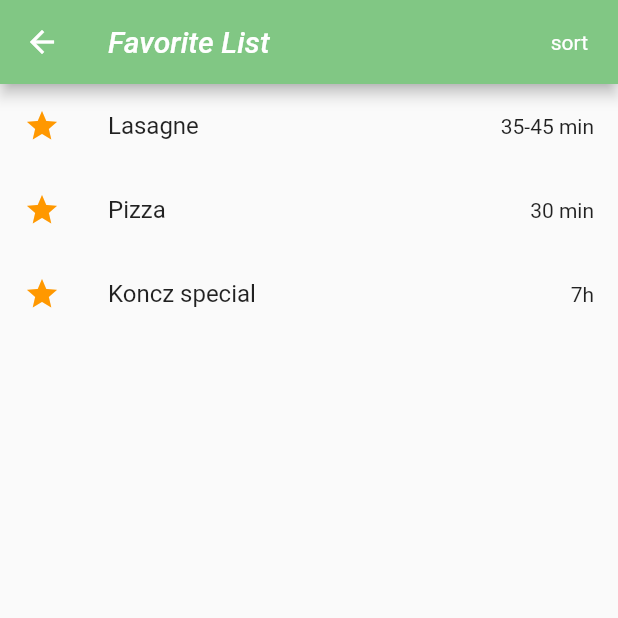
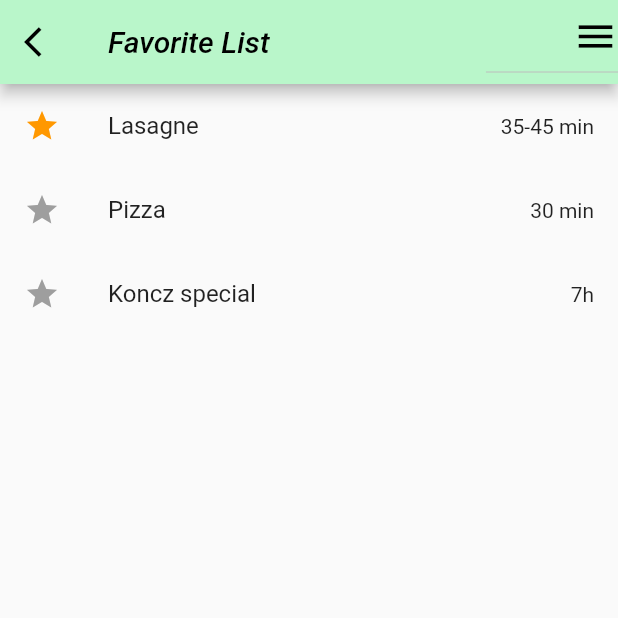
Before and after one commit to gu-tig169/Grupp9, a Flutter app: the FavoriteView screen opened directly, on a phone screen of 412 x 824 dp, the top half of it. Run offline on Flutter 3.47's test engine with Material 2 defaults, Android fonts, the phone set to English and light mode, and no system bars.

```diff
--- a/lib/FakeRecipeList.dart
+++ b/lib/FakeRecipeList.dart
@@ -22,7 +22,7 @@ class FakeRecipeList extends StatelessWidget {
         ListTile(
             leading: Icon(
               Icons.star,
-              color: Colors.orange,
+              color: Colors.grey,
             ),
             trailing: Text('30 min'),
             title: Text('Pizza'),
@@ -35,7 +35,7 @@ class FakeRecipeList extends StatelessWidget {
         ListTile(
             leading: Icon(
               Icons.star,
-              color: Colors.orange,
+              color: Colors.grey,
             ),
             trailing: Text('7h'),
             title: Text('Koncz special'),
--- a/lib/FavoriteView.dart
+++ b/lib/FavoriteView.dart
@@ -5,23 +5,28 @@ class FavoriteView extends StatelessWidget {
   Widget build(BuildContext context) {
     return Scaffold(
       appBar: AppBar(
-        backgroundColor: Colors.green[300],
-        title: Text(
-          'Favorite List',
-          style: TextStyle(
-              color: Colors.white, fontSize: 20, fontStyle: FontStyle.italic),
-        ),
-        actions: [
-          Row(
-            children: [
-              Padding(
-                padding: const EdgeInsets.all(20.0),
-                child: Text("sort"),
-              )
-            ],
+          leading: IconButton(
+            icon: Icon(Icons.arrow_back_ios, color: Colors.black),
+            onPressed: () => Navigator.of(context).pop(),
           ),
-        ],
-      ),
+          backgroundColor: Colors.greenAccent[100],
+          title: Text(
+            'Favorite List',
+            style: TextStyle(
+                color: Colors.black, fontSize: 20, fontStyle: FontStyle.italic),
+          ),
+          actions: [
+            DropdownButton(
+                icon: Icon(
+                  Icons.menu,
+                  color: Colors.black,
+                ),
+                iconSize: 30,
+                items: [
+                  DropdownMenuItem(child: Text('Sort A-Z'), value: 'Sort A-Z'),
+                ],
+                onChanged: (value) {}),
+          ]),
       body: FakeRecipeList(),
     );
   }
--- a/lib/Homeview.dart
+++ b/lib/Homeview.dart
@@ -1,5 +1,6 @@
 import 'package:flutter/material.dart';
 import 'package:projectapp/RecipeView.dart';
+import 'package:projectapp/FavoriteView.dart';
 
 class Homeview extends StatelessWidget {
   @override
@@ -70,7 +71,7 @@ class Homeview extends StatelessWidget {
                   )),
               onPressed: () {
                 Navigator.push(context,
-                    MaterialPageRoute(builder: (context) => RecipeView()));
+                    MaterialPageRoute(builder: (context) => FavoriteView()));
               },
               icon: Icon(Icons.star, color: Colors.yellow[700]),
               label: Text('Favorites'),
```
Also changed, not shown: lib/main.dart (+1 -51 lines).
